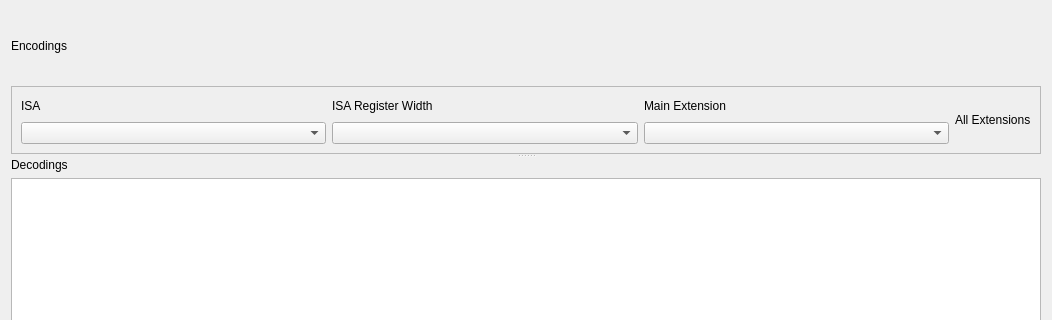
Qt form src/sliderulestab.ui (mortbopet/Ripes) before a commit; both pictures show x 0 to 1052 and y 0 to 320 of the 1052 by 539 pixel window.
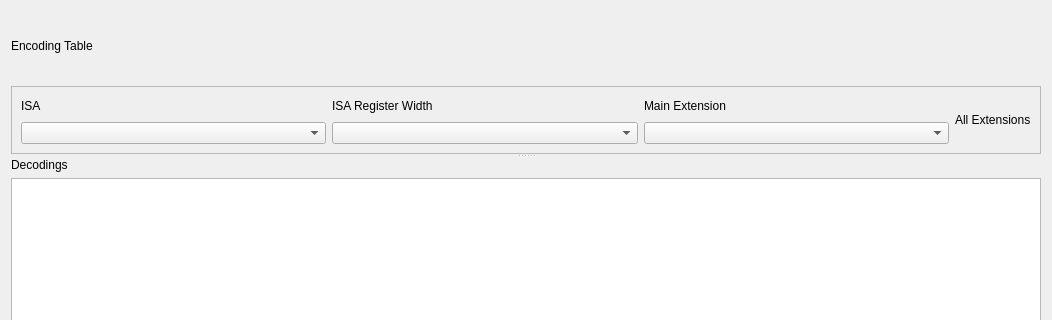
The same form after that commit. Custom widgets are drawn as their Qt base class.

Commit message: Show in UI how many instructions are shown/filtered

The edit to the form file:
```diff
--- a/src/sliderulestab.ui
+++ b/src/sliderulestab.ui
@@ -33,7 +33,7 @@
        <item>
         <widget class="QLabel" name="label_2">
          <property name="text">
-          <string>Encodings</string>
+          <string>Encoding Table</string>
          </property>
         </widget>
        </item>
```
Left out of the diff: 2 changed lines with no effect on the pictures. The commit also changes 2 other files.
